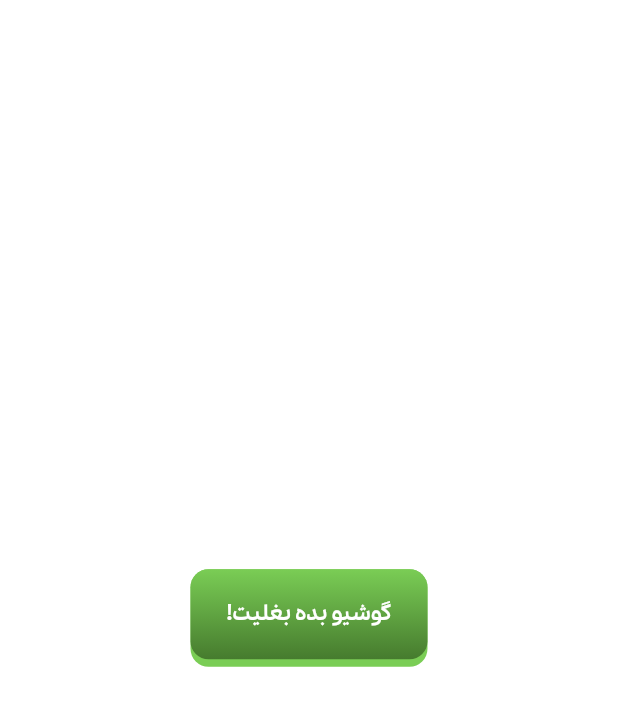
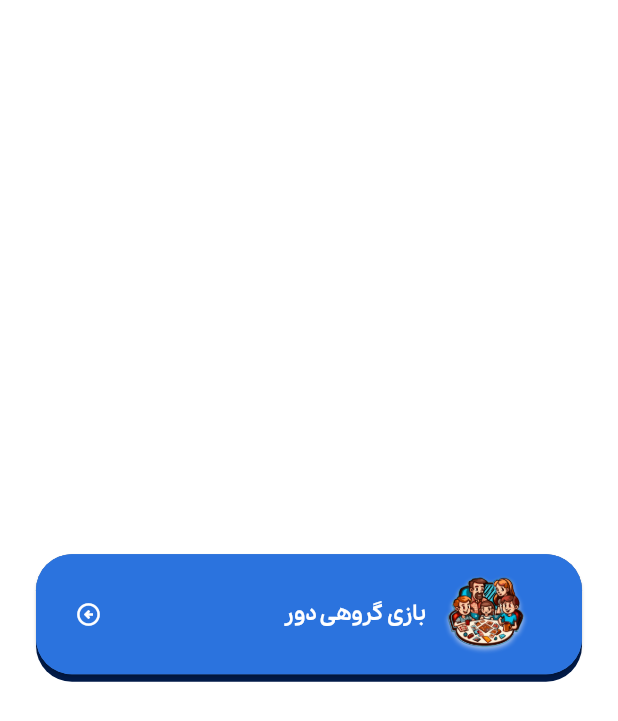
Before and after one commit to amirrezahaqi/hamneshin-game, a Flutter app: the screen it shows after launch, on a phone screen of 412 x 824 dp. Shown: the top 721 px of the screen. Run offline on Flutter 3.47's test engine with Material 3 defaults, Android fonts, the phone set to English and light mode, and no system bars; our stand-ins replace bloc, responsive_sizer.

Commit message:
info games items

```diff
--- a/lib/global/utils/constants/ui_colors.dart
+++ b/lib/global/utils/constants/ui_colors.dart
@@ -10,6 +10,7 @@ class UiColors {
   static const darkBlueColor5 = Color(0xFF012276);
   static const lightBlueColor = Color(0xFF5799F8);
   static const lightBlueColor2 = Color(0xFFC0D6FF);
+  static const lightBlueColor3 = Color(0xFF2B73DE);
   static const greenColor = Color(0xFF7ACD55);
   static const darkGreenColor = Color(0xFF467B2E);
   static const greyColor = Color(0xFF707070);
--- /dev/null
+++ b/lib/global/widgets/info_games_items.dart
@@ -0,0 +1,70 @@
+import 'package:flutter/material.dart';
+
+import '../utils/constants/app_distances.dart';
+import '../utils/constants/ui_colors.dart';
+
+class InfoGamesItems extends StatelessWidget {
+  final String btnText;
+  final String imageAsset;
+  final Function onPress;
+  const InfoGamesItems({
+    super.key,
+    required this.btnText,
+    required this.onPress,
+    required this.imageAsset,
+  });
+  @override
+  Widget build(BuildContext context) {
+    return Padding(
+      padding: const EdgeInsets.only(
+          right: AppDistances.large, left: AppDistances.large),
+      child: Container(
+        decoration: BoxDecoration(
+          color: UiColors.darkBlueColor,
+          borderRadius: BorderRadius.circular(AppDistances.large),
+        ),
+        child: Container(
+          margin: const EdgeInsets.only(bottom: 5),
+          decoration: BoxDecoration(
+            color: UiColors.lightBlueColor,
+            borderRadius: BorderRadius.circular(AppDistances.large),
+          ),
+          child: ElevatedButton(
+              style: ElevatedButton.styleFrom(
+                shape: RoundedRectangleBorder(
+                  borderRadius: BorderRadius.circular(AppDistances.large),
+                ),
+                backgroundColor: UiColors.lightBlueColor3,
+              ),
+              onPressed: () => onPress(),
+              child: Padding(
+                padding: const EdgeInsets.only(left: AppDistances.small2),
+                child: Row(
+                  mainAxisAlignment: MainAxisAlignment.spaceBetween,
+                  children: [
+                    Row(
+                      children: [
+                        SizedBox(
+                          height: 80,
+                          child: Image.asset(imageAsset),
+                        ),
+                        Text(
+                          btnText,
+                          style: const TextStyle(
+                              color: UiColors.whiteColor,
+                              fontWeight: FontWeight.bold),
+                        ),
+                      ],
+                    ),
+                    const Icon(
+                      Icons.arrow_circle_left_outlined,
+                      color: UiColors.whiteColor,
+                    )
+                  ],
+                ),
+              )),
+        ),
+      ),
+    );
+  }
+}
--- a/lib/modules/home/view/home_view.dart
+++ b/lib/modules/home/view/home_view.dart
@@ -1,6 +1,6 @@
 import 'package:flutter/material.dart';
 
-import '../../../global/widgets/main_btn.dart';
+import '../../../global/widgets/info_games_items.dart';
 
 class HomeView extends StatelessWidget {
   const HomeView({super.key});
@@ -10,9 +10,10 @@ class HomeView extends StatelessWidget {
     return Scaffold(
       body: Container(
         child: Center(
-            child: MainButton(
-          btnText: 'گوشیو بده بغلیت!',
+            child: InfoGamesItems(
+          btnText: 'بازی گروهی دور',
           onPress: () {},
+          imageAsset: 'assets/images/png/dor.png',
         )),
       ),
     );
--- a/pubspec.yaml
+++ b/pubspec.yaml
@@ -68,7 +68,8 @@ flutter:
 
   # To add assets to your application, add an assets section, like this:
   assets:
-    - assets/images/
+    - assets/images/png/
+    - assets/images/svg/
     - assets/fonts/
 
 
```
Also changed, not shown: lib/gen/assets.gen.dart (+177 -0 lines).
